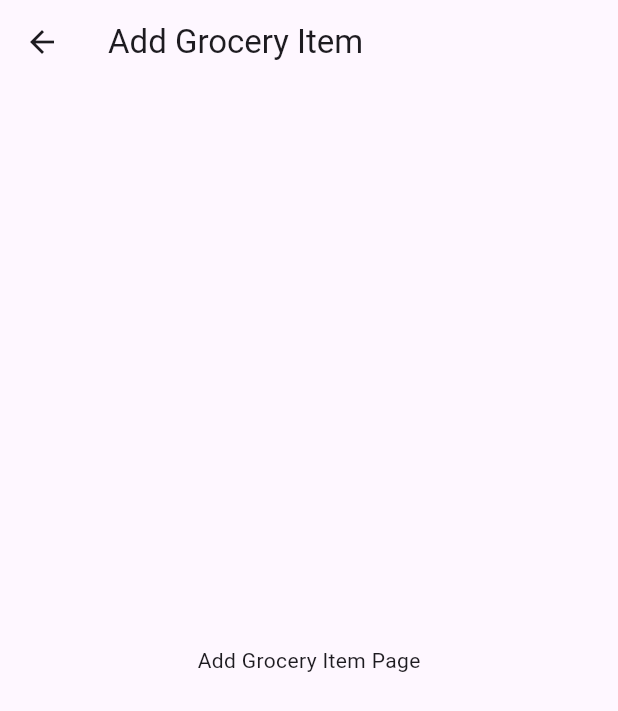
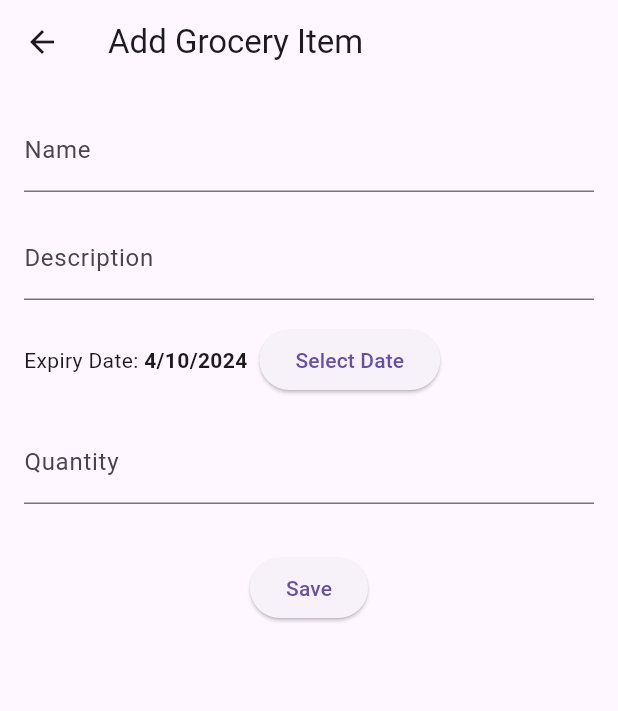
Before and after one commit to AbirH1/test3_Arham, a Flutter app: the AddGroceryItemPage screen opened directly, on a phone screen of 412 x 824 dp. Shown: the top 711 px of the screen. Run offline on Flutter 3.47's test engine with Material 3 defaults, Android fonts, the phone set to English and light mode, and no system bars.

Commit message:
new added

```diff
--- a/lib/list_of_items.dart
+++ b/lib/list & add items.dart
@@ -75,7 +75,10 @@ class _GroceryListPageState extends State<GroceryListPage> {
 
   void _navigateToAddItemPage() {
     Navigator.of(context)
-        .push(MaterialPageRoute(builder: (context) => AddGroceryItemPage()));
+        .push(MaterialPageRoute(builder: (context) => AddGroceryItemPage()))
+        .then((value) {
+      // Handle any data returned from AddGroceryItemPage if needed
+    });
   }
 
   @override
@@ -181,16 +184,109 @@ class _GroceryListPageState extends State<GroceryListPage> {
   }
 }
 
-class AddGroceryItemPage extends StatelessWidget {
+class AddGroceryItemPage extends StatefulWidget {
+  @override
+  _AddGroceryItemPageState createState() => _AddGroceryItemPageState();
+}
+
+class _AddGroceryItemPageState extends State<AddGroceryItemPage> {
+  final TextEditingController _nameController = TextEditingController();
+  final TextEditingController _descriptionController = TextEditingController();
+  DateTime _expiryDate = DateTime.now();
+  int _quantity = 0;
+
+  void _selectExpiryDate(BuildContext context) async {
+    final DateTime? picked = await showDatePicker(
+      context: context,
+      initialDate: _expiryDate,
+      firstDate: DateTime.now(),
+      lastDate: DateTime(2101),
+    );
+    if (picked != null && picked != _expiryDate) {
+      setState(() {
+        _expiryDate = picked;
+      });
+    }
+  }
+
   @override
   Widget build(BuildContext context) {
     return Scaffold(
       appBar: AppBar(
         title: Text('Add Grocery Item'),
       ),
-      body: Center(
-        child: Text('Add Grocery Item Page'),
+      body: Padding(
+        padding: const EdgeInsets.all(16.0),
+        child: Column(
+          crossAxisAlignment: CrossAxisAlignment.start,
+          children: [
+            TextField(
+              controller: _nameController,
+              decoration: InputDecoration(
+                labelText: 'Name',
+              ),
+            ),
+            SizedBox(height: 16),
+            TextField(
+              controller: _descriptionController,
+              decoration: InputDecoration(
+                labelText: 'Description',
+              ),
+            ),
+            SizedBox(height: 16),
+            Row(
+              children: [
+                Text('Expiry Date: '),
+                Text(
+                  '${_expiryDate.month}/${_expiryDate.day}/${_expiryDate.year}',
+                  style: TextStyle(fontWeight: FontWeight.bold),
+                ),
+                SizedBox(width: 8),
+                ElevatedButton(
+                  onPressed: () => _selectExpiryDate(context),
+                  child: Text('Select Date'),
+                ),
+              ],
+            ),
+            SizedBox(height: 16),
+            TextField(
+              keyboardType: TextInputType.number,
+              decoration: InputDecoration(
+                labelText: 'Quantity',
+              ),
+              onChanged: (value) {
+                setState(() {
+                  _quantity = int.tryParse(value) ?? 0;
+                });
+              },
+            ),
+            SizedBox(height: 32),
+            Center(
+              child: ElevatedButton(
+                onPressed: () {
+                  // Logic to save the grocery item
+                  Map<String, dynamic> newGroceryItem = {
+                    'name': _nameController.text,
+                    'description': _descriptionController.text,
+                    'expiryDate': _expiryDate,
+                    'quantity': _quantity,
+                  };
+                  // Add the new item to the list
+                  Navigator.of(context).pop(newGroceryItem);
+                },
+                child: Text('Save'),
+              ),
+            ),
+          ],
+        ),
       ),
     );
   }
+
+  @override
+  void dispose() {
+    _nameController.dispose();
+    _descriptionController.dispose();
+    super.dispose();
+  }
 }
```
Also changed, not shown: lib/add_Item.dart (deleted, +0 -144 lines).
